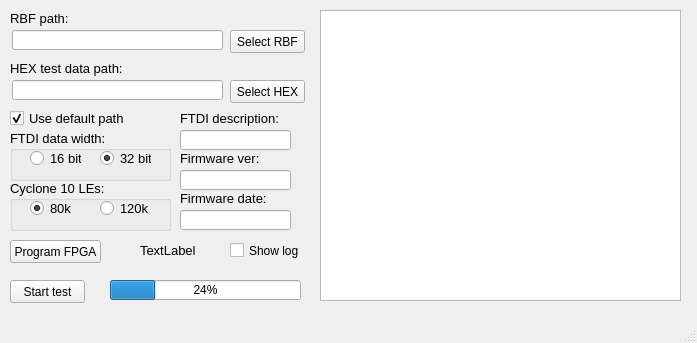
The window that usb_test/mainwindow.ui (senya1997/USB_test) describes before a commit, drawn with Qt 5.
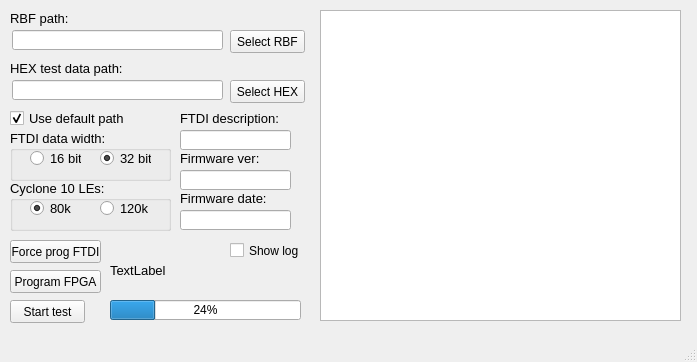
The same window after the commit.

The edit to the form file:
```diff
--- a/usb_test/mainwindow.ui
+++ b/usb_test/mainwindow.ui
@@ -7,7 +7,7 @@
     <x>0</x>
     <y>0</y>
     <width>697</width>
-    <height>343</height>
+    <height>362</height>
    </rect>
   </property>
   <property name="windowTitle">
@@ -59,7 +59,7 @@
     <property name="geometry">
      <rect>
       <x>10</x>
-      <y>240</y>
+      <y>270</y>
       <width>91</width>
       <height>23</height>
      </rect>
@@ -72,7 +72,7 @@
     <property name="geometry">
      <rect>
       <x>10</x>
-      <y>280</y>
+      <y>300</y>
       <width>75</width>
       <height>23</height>
      </rect>
@@ -218,7 +218,7 @@
       <x>320</x>
       <y>10</y>
       <width>361</width>
-      <height>291</height>
+      <height>311</height>
      </rect>
     </property>
    </widget>
@@ -226,7 +226,7 @@
     <property name="geometry">
      <rect>
       <x>110</x>
-      <y>280</y>
+      <y>300</y>
       <width>191</width>
       <height>20</height>
      </rect>
@@ -238,10 +238,10 @@
    <widget class="QLabel" name="lb_log">
     <property name="geometry">
      <rect>
-      <x>140</x>
-      <y>240</y>
-      <width>71</width>
-      <height>21</height>
+      <x>110</x>
+      <y>250</y>
+      <width>141</width>
+      <height>41</height>
      </rect>
     </property>
     <property name="font">
@@ -390,6 +390,19 @@
      </property>
     </widget>
    </widget>
+   <widget class="QPushButton" name="but_prog_ftdi">
+    <property name="geometry">
+     <rect>
+      <x>10</x>
+      <y>240</y>
+      <width>91</width>
+      <height>23</height>
+     </rect>
+    </property>
+    <property name="text">
+     <string>Force prog FTDI</string>
+    </property>
+   </widget>
    <zorder>FTDI_16_32</zorder>
    <zorder>but_sel_rbf</zorder>
    <zorder>RBF_path</zorder>
```
Left out of the diff: 1 changed line with no effect on the pictures.
